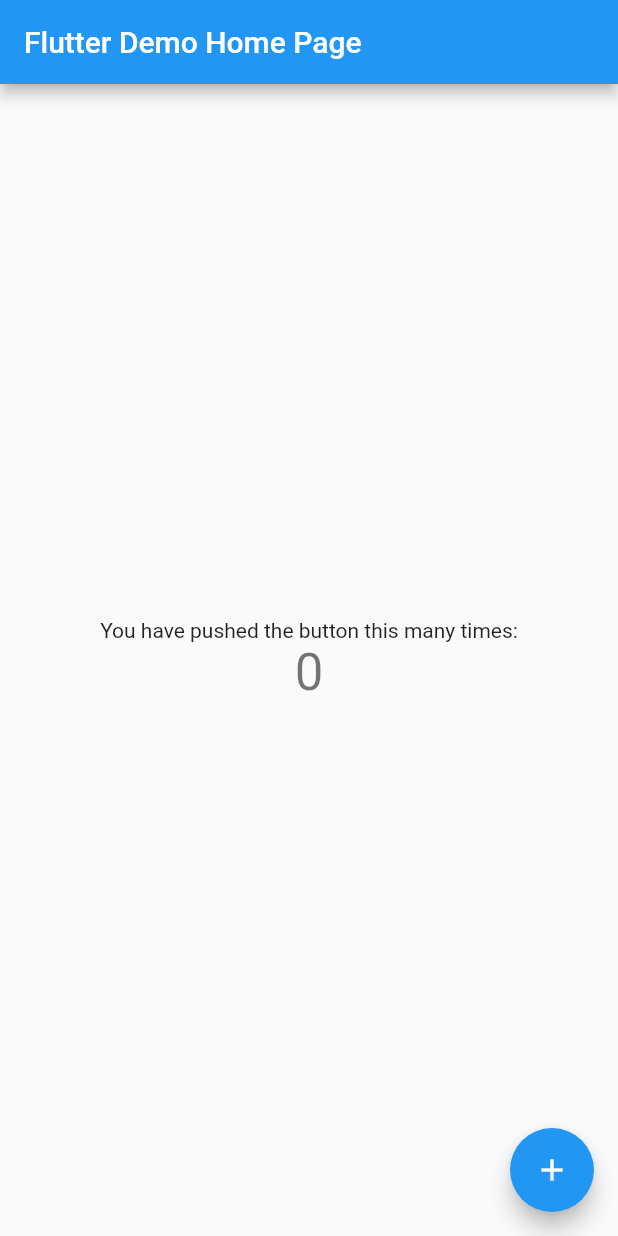
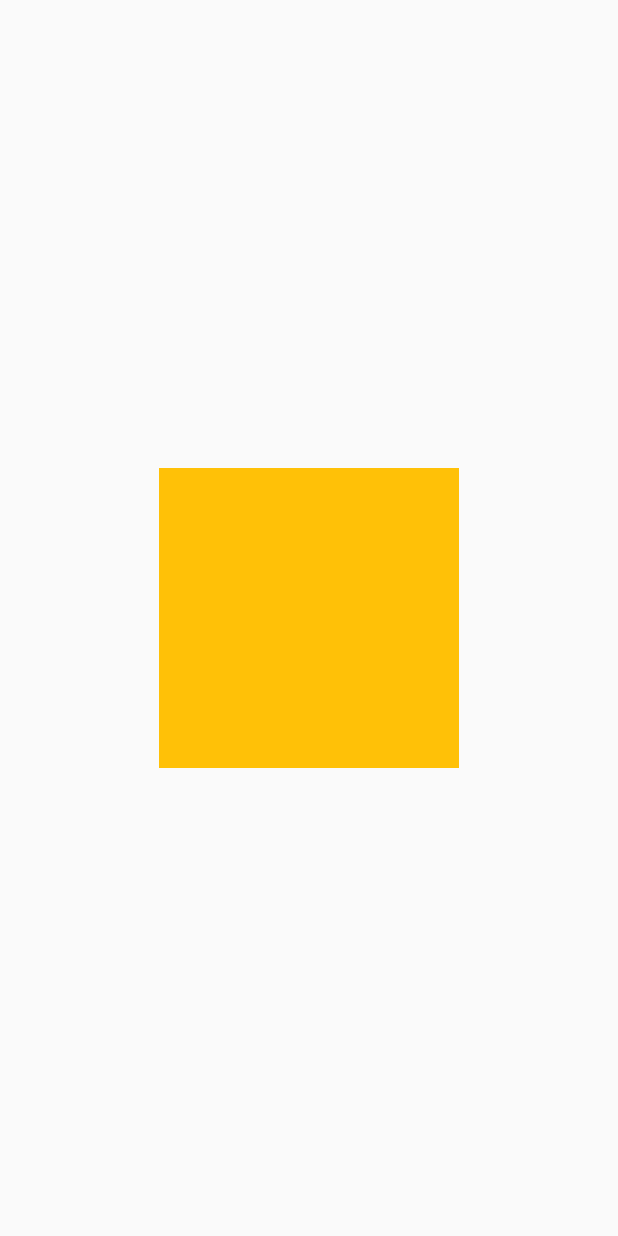
Before and after one commit to kodisinghe2021/flutter-animation, a Flutter app: the screen it shows after launch, on a phone screen of 412 x 824 dp. Run offline on Flutter 3.47's test engine with Material 2 defaults, Android fonts, the light colour scheme and no system bars.

Commit message:
'fire_plate'

```diff
--- /dev/null
+++ b/lib/home_page.dart
@@ -0,0 +1,18 @@
+import 'package:flutter/material.dart';
+
+class HomePage extends StatelessWidget {
+  const HomePage({super.key});
+
+  @override
+  Widget build(BuildContext context) {
+    return Scaffold(
+      body: Center(
+        child: Container(
+          color: Colors.amber,
+          width: 200,
+          height: 200,
+        ),
+      ),
+    );
+  }
+}
--- a/lib/main.dart
+++ b/lib/main.dart
@@ -1,3 +1,4 @@
+import 'package:anim_app/home_page.dart';
 import 'package:flutter/material.dart';
 
 void main() {
@@ -10,106 +11,9 @@
   // This widget is the root of your application.
   @override
   Widget build(BuildContext context) {
-    return MaterialApp(
-      title: 'Flutter Demo',
-      theme: ThemeData(
-        // This is the theme of your application.
-        //
-        // Try running your application with "flutter run". You'll see the
-        // application has a blue toolbar. Then, without quitting the app, try
-        // changing the primarySwatch below to Colors.green and then invoke
-        // "hot reload" (press "r" in the console where you ran "flutter run",
-        // or simply save your changes to "hot reload" in a Flutter IDE).
-        // Notice that the counter didn't reset back to zero; the application
-        // is not restarted.
-        primarySwatch: Colors.blue,
-      ),
-      home: const MyHomePage(title: 'Flutter Demo Home Page'),
+    return const MaterialApp(
+      debugShowCheckedModeBanner: false,
+      home: HomePage(),
     );
   }
 }
-
-class MyHomePage extends StatefulWidget {
-  const MyHomePage({super.key, required this.title});
-
-  // This widget is the home page of your application. It is stateful, meaning
-  // that it has a State object (defined below) that contains fields that affect
-  // how it looks.
-
-  // This class is the configuration for the state. It holds the values (in this
-  // case the title) provided by the parent (in this case the App widget) and
-  // used by the build method of the State. Fields in a Widget subclass are
-  // always marked "final".
-
-  final String title;
-
-  @override
-  State<MyHomePage> createState() => _MyHomePageState();
-}
-
-class _MyHomePageState extends State<MyHomePage> {
-  int _counter = 0;
-
-  void _incrementCounter() {
-    setState(() {
-      // This call to setState tells the Flutter framework that something has
-      // changed in this State, which causes it to rerun the build method below
-      // so that the display can reflect the updated values. If we changed
-      // _counter without calling setState(), then the build method would not be
-      // called again, and so nothing would appear to happen.
-      _counter++;
-    });
-  }
-
-  @override
-  Widget build(BuildContext context) {
-    // This method is rerun every time setState is called, for instance as done
-    // by the _incrementCounter method above.
-    //
-    // The Flutter framework has been optimized to make rerunning build methods
-    // fast, so that you can just rebuild anything that needs updating rather
-    // than having to individually change instances of widgets.
-    return Scaffold(
-      appBar: AppBar(
-        // Here we take the value from the MyHomePage object that was created by
-        // the App.build method, and use it to set our appbar title.
-        title: Text(widget.title),
-      ),
-      body: Center(
-        // Center is a layout widget. It takes a single child and positions it
-        // in the middle of the parent.
-        child: Column(
-          // Column is also a layout widget. It takes a list of children and
-          // arranges them vertically. By default, it sizes itself to fit its
-          // children horizontally, and tries to be as tall as its parent.
-          //
-          // Invoke "debug painting" (press "p" in the console, choose the
-          // "Toggle Debug Paint" action from the Flutter Inspector in Android
-          // Studio, or the "Toggle Debug Paint" command in Visual Studio Code)
-          // to see the wireframe for each widget.
-          //
-          // Column has various properties to control how it sizes itself and
-          // how it positions its children. Here we use mainAxisAlignment to
-          // center the children vertically; the main axis here is the vertical
-          // axis because Columns are vertical (the cross axis would be
-          // horizontal).
-          mainAxisAlignment: MainAxisAlignment.center,
-          children: <Widget>[
-            const Text(
-              'You have pushed the button this many times:',
-            ),
-            Text(
-              '$_counter',
-              style: Theme.of(context).textTheme.headlineMedium,
-            ),
-          ],
-        ),
-      ),
-      floatingActionButton: FloatingActionButton(
-        onPressed: _incrementCounter,
-        tooltip: 'Increment',
-        child: const Icon(Icons.add),
-      ), // This trailing comma makes auto-formatting nicer for build methods.
-    );
-  }
-}
```
